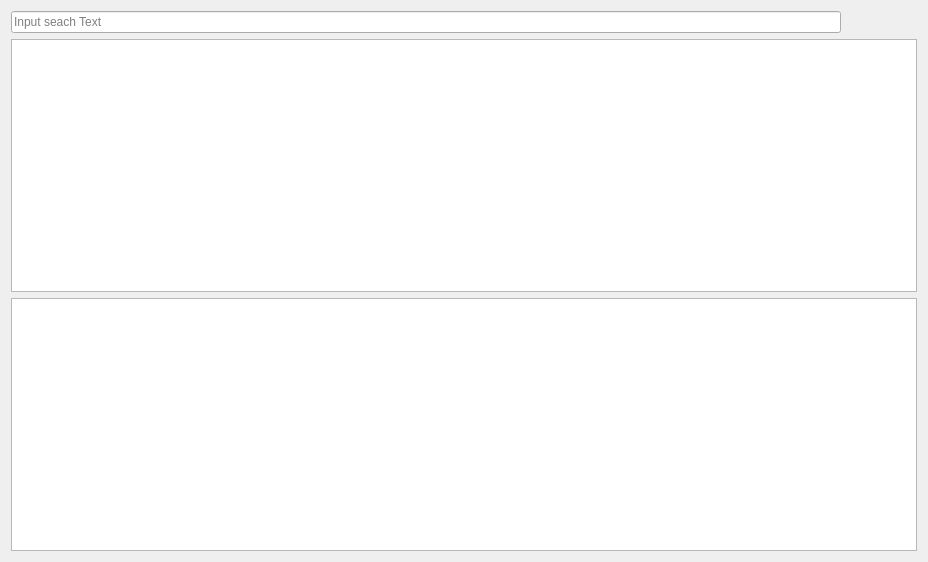
SunStorm2018/media-debuger, file widgets/infowidgets.ui: the form before one commit.
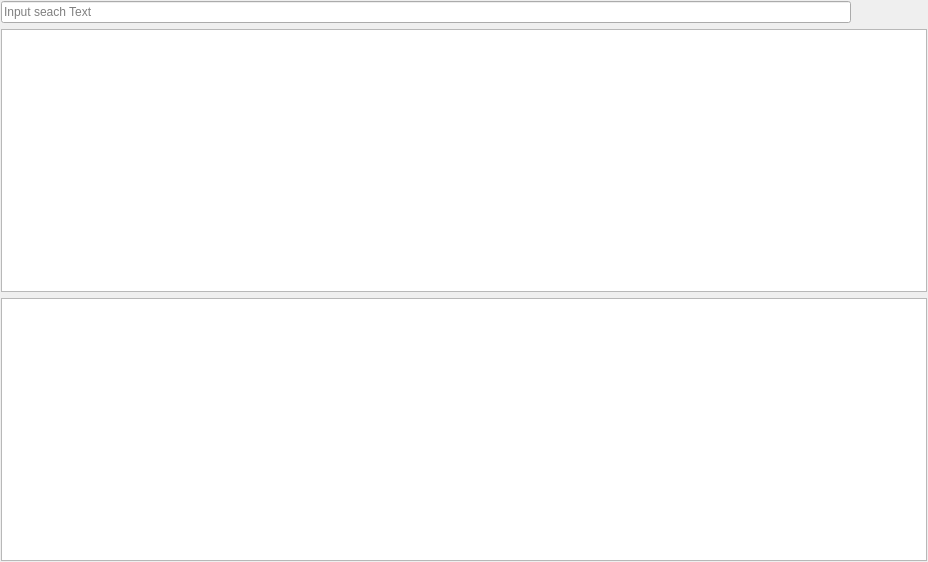
The form after the commit. Icons and pictures are not drawn. Custom widgets are drawn as their Qt base class.

```diff
--- a/widgets/infowidgets.ui
+++ b/widgets/infowidgets.ui
@@ -19,8 +19,33 @@
 }</string>
   </property>
   <layout class="QVBoxLayout" name="verticalLayout">
+   <property name="leftMargin">
+    <number>1</number>
+   </property>
+   <property name="topMargin">
+    <number>1</number>
+   </property>
+   <property name="rightMargin">
+    <number>1</number>
+   </property>
+   <property name="bottomMargin">
+    <number>1</number>
+   </property>
    <item>
+    <widget class="QWidget" name="search_title_wg" native="true">
     <layout class="QHBoxLayout" name="horizontalLayout">
+      <property name="leftMargin">
+       <number>0</number>
+      </property>
+      <property name="topMargin">
+       <number>0</number>
+      </property>
+      <property name="rightMargin">
+       <number>0</number>
+      </property>
+      <property name="bottomMargin">
+       <number>0</number>
+      </property>
      <item>
       <widget class="QLineEdit" name="search_le">
        <property name="placeholderText">
@@ -80,6 +105,7 @@
       </widget>
      </item>
     </layout>
+    </widget>
    </item>
    <item>
     <widget class="QTableView" name="detail_tb"/>
```
Lines whose indentation alone changed are shown as unchanged.
